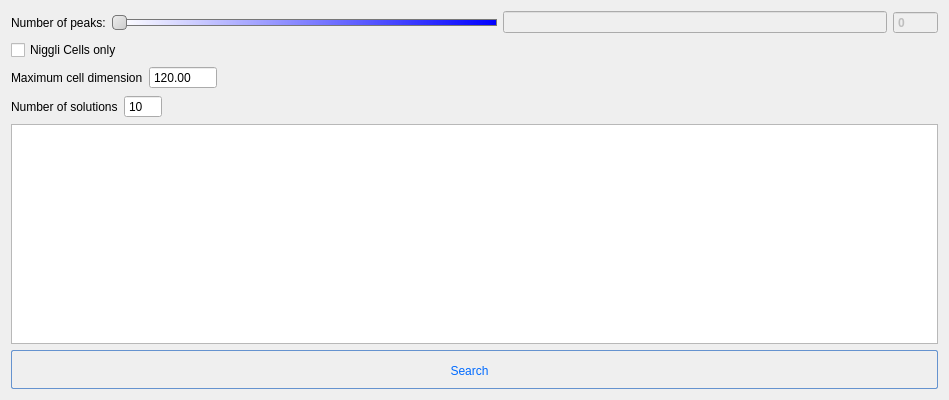
k61n/openhkl, file apps/NSXQt/ui/FindUnitCellDialog.ui: the form before one commit.
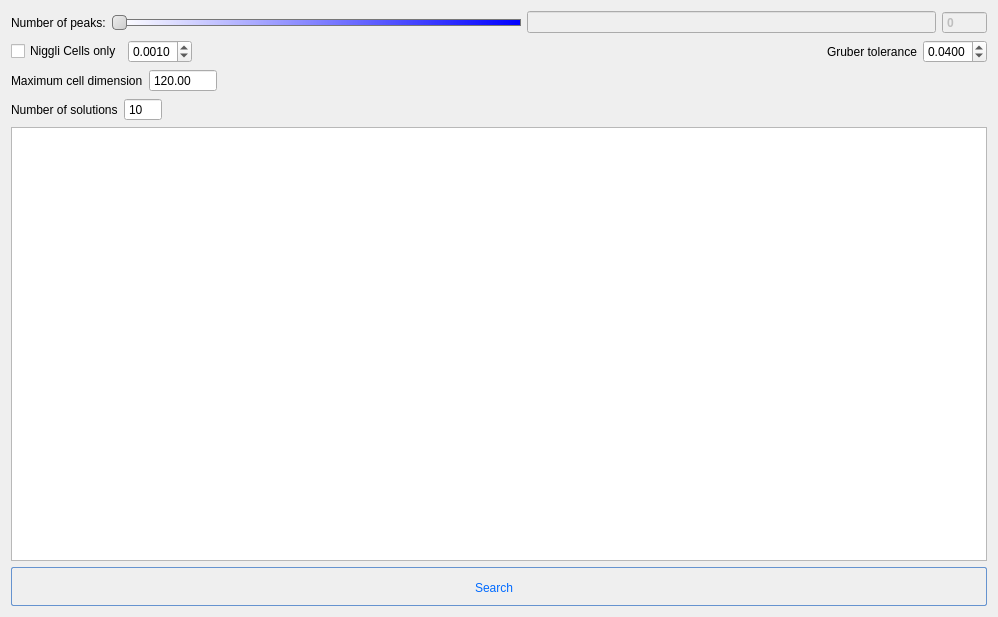
The form after the commit.

Commit message: working on Gruber reduction test

What changed in the file:
```diff
--- a/apps/NSXQt/ui/FindUnitCellDialog.ui
+++ b/apps/NSXQt/ui/FindUnitCellDialog.ui
@@ -6,8 +6,8 @@
    <rect>
     <x>0</x>
     <y>0</y>
-    <width>949</width>
-    <height>400</height>
+    <width>998</width>
+    <height>617</height>
    </rect>
   </property>
   <property name="windowTitle">
@@ -126,11 +126,83 @@
     </layout>
    </item>
    <item row="1" column="0">
-    <widget class="QCheckBox" name="checkBox_NiggliOnly">
-     <property name="text">
-      <string>Niggli Cells only</string>
-     </property>
-    </widget>
+    <layout class="QHBoxLayout" name="horizontalLayout_6">
+     <item>
+      <widget class="QCheckBox" name="checkBox_NiggliOnly">
+       <property name="text">
+        <string>Niggli Cells only</string>
+       </property>
+      </widget>
+     </item>
+     <item>
+      <widget class="QDoubleSpinBox" name="niggliSpinBox">
+       <property name="decimals">
+        <number>4</number>
+       </property>
+       <property name="maximum">
+        <double>1.000000000000000</double>
+       </property>
+       <property name="singleStep">
+        <double>0.001000000000000</double>
+       </property>
+       <property name="value">
+        <double>0.001000000000000</double>
+       </property>
+      </widget>
+     </item>
+     <item>
+      <spacer name="horizontalSpacer_4">
+       <property name="orientation">
+        <enum>Qt::Horizontal</enum>
+       </property>
+       <property name="sizeHint" stdset="0">
+        <size>
+         <width>40</width>
+         <height>20</height>
+        </size>
+       </property>
+      </spacer>
+     </item>
+     <item>
+      <spacer name="horizontalSpacer_3">
+       <property name="orientation">
+        <enum>Qt::Horizontal</enum>
+       </property>
+       <property name="sizeHint" stdset="0">
+        <size>
+         <width>40</width>
+         <height>20</height>
+        </size>
+       </property>
+      </spacer>
+     </item>
+     <item>
+      <widget class="QLabel" name="label_3">
+       <property name="text">
+        <string>Gruber tolerance</string>
+       </property>
+      </widget>
+     </item>
+     <item>
+      <widget class="QDoubleSpinBox" name="gruberSpinBox">
+       <property name="prefix">
+        <string/>
+       </property>
+       <property name="decimals">
+        <number>4</number>
+       </property>
+       <property name="maximum">
+        <double>1.000000000000000</double>
+       </property>
+       <property name="singleStep">
+        <double>0.001000000000000</double>
+       </property>
+       <property name="value">
+        <double>0.040000000000000</double>
+       </property>
+      </widget>
+     </item>
+    </layout>
    </item>
    <item row="2" column="0">
     <layout class="QHBoxLayout" name="horizontalLayout_2">
```
The commit also changes 6 other files.
